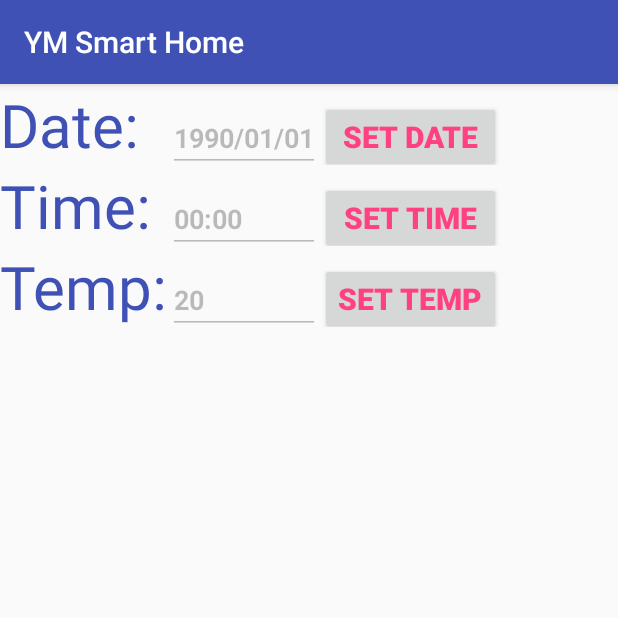
After one commit to CST2335AndroidTeam/Team, an Android app: the ScheduleTimeTemp screen opened directly, with no data from a screen before it, on a phone screen of 412 x 824 dp, the top half of it. The commit adds this screen. Run offline under Robolectric (Android 15) with nearby library versions, the phone set to English and light mode, and no system bars.

Commit message:
set date and time schedule dialog

```diff
--- a/app/src/main/AndroidManifest.xml
+++ b/app/src/main/AndroidManifest.xml
@@ -41,7 +41,8 @@
         <activity
             android:name=".Living_Room"
             android:label="@string/title_activity_living__room"
-            android:theme="@style/AppTheme.NoActionBar"></activity>
+            android:theme="@style/AppTheme.NoActionBar" />
+        <activity android:name=".ScheduleTimeTemp"></activity>
     </application>
 
 </manifest>
--- /dev/null
+++ b/app/src/main/java/com/example/yu/team_project_1/ScheduleTimeTemp.java
@@ -0,0 +1,134 @@
+package com.example.yu.team_project_1;
+
+
+import android.app.Activity;
+import android.app.DatePickerDialog;
+import android.app.TimePickerDialog;
+
+
+import android.content.DialogInterface;
+import android.content.Intent;
+
+import android.support.v7.app.AlertDialog;
+import android.support.v7.app.AppCompatActivity;
+import android.os.Bundle;
+import android.view.View;
+import android.widget.Button;
+import android.widget.DatePicker;
+import android.widget.EditText;
+import android.widget.NumberPicker;
+import android.widget.TimePicker;
+
+import java.util.Calendar;
+
+
+public class ScheduleTimeTemp extends AppCompatActivity implements View.OnClickListener{
+    Button date;
+    Button time;
+    Button temp;
+
+    EditText dateDisplay;
+    EditText timeDisplay;
+    EditText TempDisplay;
+
+    private int mYear, mMonth, mDay, mHour, mMinute;
+
+    @Override
+    protected void onCreate(Bundle savedInstanceState) {
+        super.onCreate(savedInstanceState);
+        setContentView(R.layout.activity_schedule_time_temp);
+
+        date = (Button)findViewById(R.id.changeDate);
+        time = (Button)findViewById(R.id.changeTime);
+        temp = (Button)findViewById(R.id.changeTemp);
+        dateDisplay = (EditText)findViewById(R.id.displayDateText);
+        timeDisplay = (EditText)findViewById(R.id.displayTimeText);
+        TempDisplay = (EditText)findViewById(R.id.displayTempText);
+
+        date.setOnClickListener(this);
+        time.setOnClickListener(this);
+    }
+
+    @Override
+    public void onClick(View v) {
+
+        if (v == date) {
+
+            // Get Current Date
+            final Calendar c = Calendar.getInstance();
+            mYear = c.get(Calendar.YEAR);
+            mMonth = c.get(Calendar.MONTH);
+            mDay = c.get(Calendar.DAY_OF_MONTH);
+
+
+            DatePickerDialog datePickerDialog = new DatePickerDialog(this,
+                    new DatePickerDialog.OnDateSetListener() {
+
+                        @Override
+                        public void onDateSet(DatePicker view, int year,
+                                              int monthOfYear, int dayOfMonth) {
+
+                            dateDisplay.setText(dayOfMonth + "-" + (monthOfYear + 1) + "-" + year);
+
+                        }
+                    }, mYear, mMonth, mDay);
+            datePickerDialog.show();
+        }
+        if (v == time) {
+
+            // Get Current Time
+            final Calendar c = Calendar.getInstance();
+            mHour = c.get(Calendar.HOUR_OF_DAY);
+            mMinute = c.get(Calendar.MINUTE);
+
+            // Launch Time Picker Dialog
+            TimePickerDialog timePickerDialog = new TimePickerDialog(this,
+                    new TimePickerDialog.OnTimeSetListener() {
+
+                        @Override
+                        public void onTimeSet(TimePicker view, int hourOfDay,
+                                              int minute) {
+
+                            timeDisplay.setText(hourOfDay + ":" + minute);
+                        }
+                    }, mHour, mMinute, false);
+            timePickerDialog.show();
+        }
+
+        if (v == temp) {
+
+            NumberPicker numberPicker = new NumberPicker(this);
+            numberPicker.setMaxValue(40);
+            numberPicker.setMinValue(0);
+            numberPicker.setOnValueChangedListener(new NumberPicker.OnValueChangeListener() {
+                @Override
+                public void onValueChange(NumberPicker picker, int oldVal, int newVal) {
+                    TempDisplay.setText((newVal + " \u2103"));
+
+                }
+            });
+            AlertDialog.Builder builder2 = new AlertDialog.Builder(this).setView(numberPicker);
+
+            builder2.setTitle("Set Temperature To")
+                    .setIcon(R.drawable.pig)
+                    .setPositiveButton(R.string.set, new DialogInterface.OnClickListener() {
+                        public void onClick(DialogInterface dialog, int id) {
+                            // User clicked OK button
+                            Intent resultIntent = new Intent(  );
+                            setResult(Activity.RESULT_OK, resultIntent);
+                        }
+                    })
+                    .setNegativeButton(R.string.cancel, new DialogInterface.OnClickListener() {
+                        public void onClick(DialogInterface dialog, int id) {
+                            // User cancelled the dialog
+                            dialog.cancel();
+                        }
+                    });
+
+            builder2.create().show();
+        }
+    }
+
+
+
+}
--- /dev/null
+++ b/app/src/main/res/layout/activity_schedule_time_temp.xml
@@ -0,0 +1,105 @@
+<?xml version="1.0" encoding="utf-8"?>
+<LinearLayout xmlns:android="http://schemas.android.com/apk/res/android"
+    android:layout_width="wrap_content"
+    android:layout_height="wrap_content"
+    android:orientation="horizontal"
+    android:gravity="center"
+    android:id="@+id/layout1">
+    <TableLayout
+        android:layout_height="match_parent"
+        android:layout_width="wrap_content"
+        android:id="@+id/tableLayout1"
+        android:layout_gravity="center">
+
+        <TableRow
+            android:id="@+id/dateRow"
+            android:layout_width="wrap_content"
+            android:layout_height="wrap_content"
+            android:layout_gravity="center">
+
+            <TextView
+                android:layout_width="wrap_content"
+                android:layout_height="wrap_content"
+                android:textSize="40sp"
+                android:textColor="#3F51B5"
+                android:id="@+id/dateText"
+
+                android:text="@string/displayDate" />
+            <EditText
+                android:text="@string/dateDefault"
+                android:layout_height="wrap_content"
+                android:id="@+id/displayDateText"
+                android:layout_width="wrap_content"
+                android:inputType="date"
+                android:textStyle="bold"
+                android:enabled="false"/>
+            <Button
+                android:layout_width="wrap_content"
+                android:id="@+id/changeDate"
+                android:textSize="20sp"
+                android:textColor="#FF4081"
+                android:textStyle="bold"
+                android:text="@string/changeDate"
+                android:layout_height="wrap_content" />
+        </TableRow>
+        <TableRow
+            android:id="@+id/timeRow"
+            android:layout_width="wrap_content"
+            android:layout_height="wrap_content">
+            <TextView
+                android:layout_width="wrap_content"
+                android:layout_height="wrap_content"
+                android:textSize="40sp"
+                android:textColor="#3F51B5"
+                android:id="@+id/timeText"
+                android:text="@string/displayTime" />
+
+            <EditText
+                android:text="@string/timeDefault"
+                android:layout_height="wrap_content"
+                android:id="@+id/displayTimeText"
+                android:layout_width="wrap_content"
+                android:inputType="time"
+                android:textStyle="bold"
+                android:enabled="false"/>
+            <Button
+                android:layout_width="wrap_content"
+                android:id="@+id/changeTime"
+                android:textSize="20sp"
+                android:text="@string/changeTime"
+                android:textColor="#FF4081"
+                android:textStyle="bold"
+                android:layout_height="wrap_content" />
+        </TableRow>
+        <TableRow
+            android:id="@+id/TempRow"
+            android:layout_width="wrap_content"
+            android:layout_height="wrap_content">
+            <TextView
+                android:layout_width="wrap_content"
+                android:layout_height="wrap_content"
+                android:textSize="40sp"
+                android:textColor="#3F51B5"
+                android:id="@+id/TempText"
+                android:text="@string/displayTemp"
+                android:enabled="false"/>
+            <EditText
+                android:text="@string/tempDefault"
+                android:layout_height="wrap_content"
+                android:id="@+id/displayTempText"
+                android:layout_width="wrap_content"
+                android:inputType="number"
+                android:textStyle="bold"
+                android:enabled="false" />
+            <Button
+                android:layout_width="wrap_content"
+                android:id="@+id/changeTemp"
+                android:textSize="20sp"
+                android:textColor="#FF4081"
+                android:textStyle="bold"
+                android:text="@string/changeTemp"
+                android:layout_height="wrap_content" />
+        </TableRow>
+    </TableLayout>
+
+</LinearLayout>
--- a/app/src/main/res/values/strings.xml
+++ b/app/src/main/res/values/strings.xml
@@ -30,7 +30,21 @@
     <string name="temp_sub1">tempToolbarSub1</string>
     <string name="temp_sub2">tempToolbarSub2</string>
     <string name="temp_sub3">tempToolbarSub3</string>
+    <string name="temp_sub4">tempToolBarSub4</string>
     <string name="weather">weather</string>
     <string name="vibrate">vibrate</string>
 
+    <string name="displayDate">Date: </string>
+
+    <string name="dateDefault">1990/01/01</string>
+    <string name="changeDate">Set Date</string>
+    <string name="displayTime">Time: </string>
+    <string name="timeDefault">00:00</string>
+    <string name="changeTime">Set Time</string>
+    <string name="displayTemp">Temp: </string>
+    <string name="tempDefault">20</string>
+
+    <string name="changeTemp">Set Temp</string>
+
+
 </resources>
```
Also changed, not shown: app/src/main/java/com/example/yu/team_project_1/HouseTemp.java (+10 -8 lines), app/src/main/res/menu/temp.xml (+9 -4 lines).
